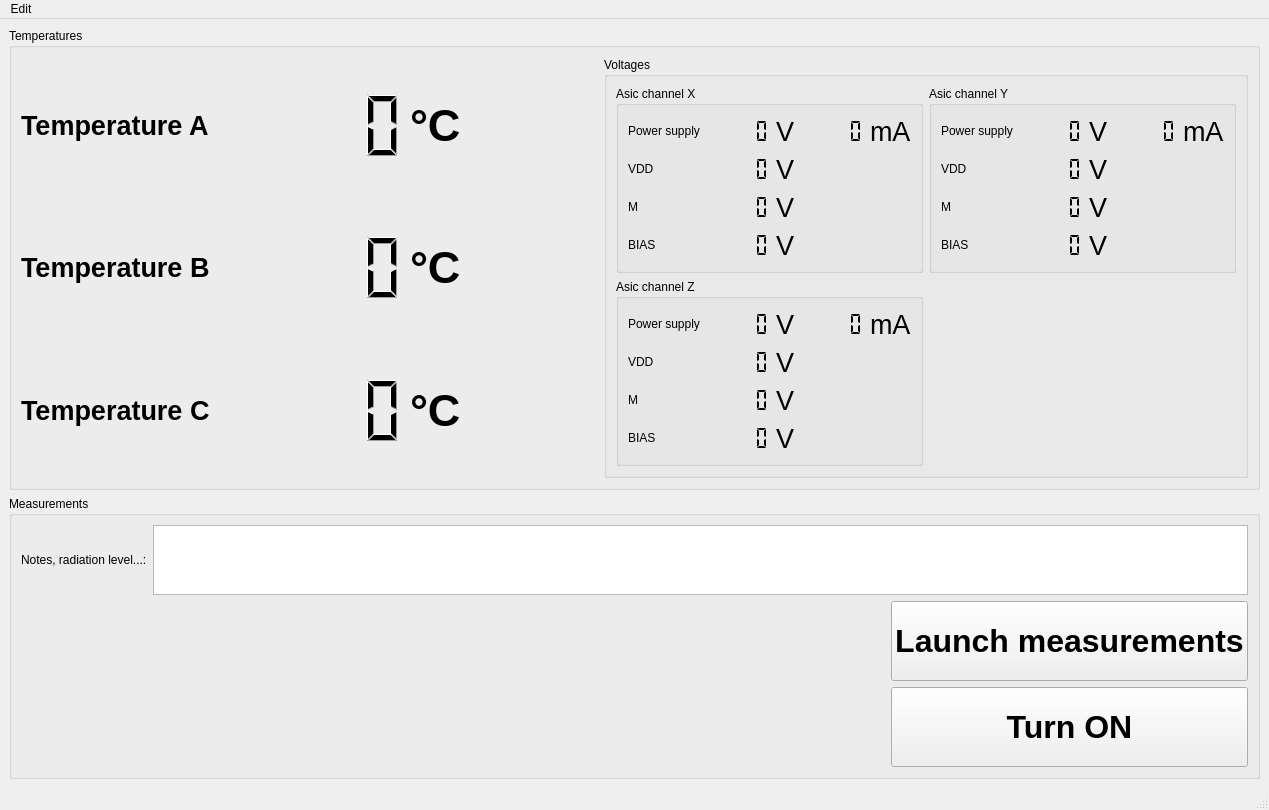
Above: designer/mainwindow.ui from NadjB/Juice_SCM_GSE before the change. Below: the same form after it.
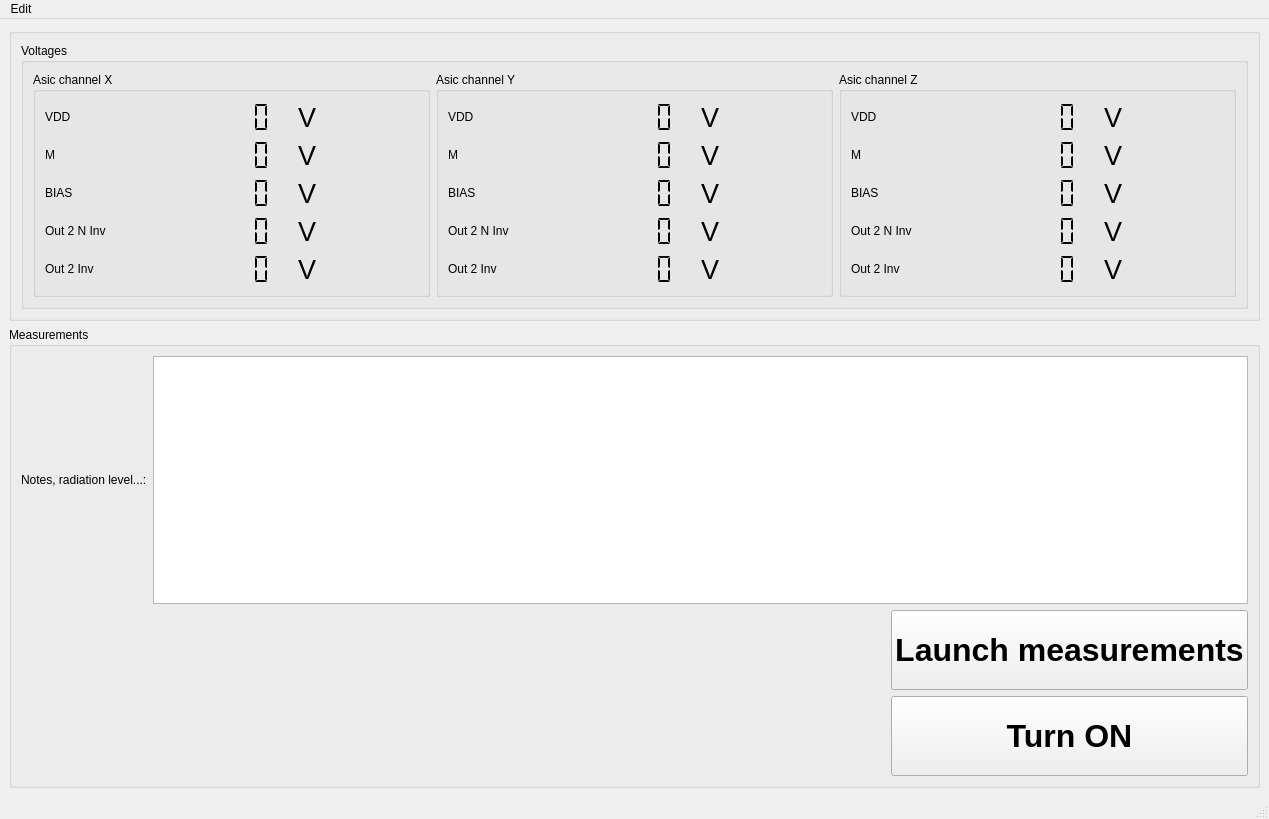
That is the form after the change. Icons and pictures are not drawn.

Commit message: UI modifications, removed temperature measurements and switched to 16 ADC inputs only

What changed in the file:
```diff
--- a/designer/mainwindow.ui
+++ b/designer/mainwindow.ui
@@ -7,11 +7,11 @@
     <x>0</x>
     <y>0</y>
     <width>1269</width>
-    <height>720</height>
+    <height>819</height>
    </rect>
   </property>
   <property name="windowTitle">
-   <string>Juice_SCM_GSE</string>
+   <string>Hello</string>
   </property>
   <property name="windowIcon">
    <iconset resource="resources.qrc">
@@ -22,129 +22,259 @@
     <item row="0" column="0">
      <widget class="QGroupBox" name="groupBox">
       <property name="title">
-       <string>Temperatures</string>
+       <string/>
       </property>
       <layout class="QGridLayout" name="gridLayout_2">
-       <item row="1" column="0">
-        <widget class="QLabel" name="label_2">
-         <property name="font">
-          <font>
-           <pointsize>20</pointsize>
-           <weight>75</weight>
-           <bold>true</bold>
-          </font>
-         </property>
-         <property name="text">
-          <string>Temperature B</string>
-         </property>
-        </widget>
-       </item>
-       <item row="0" column="1">
-        <widget class="QLCDNumber" name="tempA_LCD">
-         <property name="frameShape">
-          <enum>QFrame::NoFrame</enum>
-         </property>
-         <property name="smallDecimalPoint">
-          <bool>false</bool>
-         </property>
-        </widget>
-       </item>
-       <item row="2" column="0">
-        <widget class="QLabel" name="label_3">
-         <property name="font">
-          <font>
-           <pointsize>20</pointsize>
-           <weight>75</weight>
-           <bold>true</bold>
-          </font>
-         </property>
-         <property name="text">
-          <string>Temperature C</string>
-         </property>
-        </widget>
-       </item>
-       <item row="2" column="1">
-        <widget class="QLCDNumber" name="tempC_LCD">
-         <property name="frameShape">
-          <enum>QFrame::NoFrame</enum>
-         </property>
-        </widget>
-       </item>
-       <item row="2" column="2">
-        <widget class="QLabel" name="label_6">
-         <property name="font">
-          <font>
-           <pointsize>34</pointsize>
-           <weight>75</weight>
-           <bold>true</bold>
-          </font>
-         </property>
-         <property name="text">
-          <string>°C</string>
-         </property>
-        </widget>
-       </item>
-       <item row="0" column="2">
-        <widget class="QLabel" name="label_4">
-         <property name="font">
-          <font>
-           <pointsize>34</pointsize>
-           <weight>75</weight>
-           <bold>true</bold>
-          </font>
-         </property>
-         <property name="text">
-          <string>°C</string>
-         </property>
-        </widget>
-       </item>
-       <item row="1" column="2">
-        <widget class="QLabel" name="label_5">
-         <property name="font">
-          <font>
-           <pointsize>34</pointsize>
-           <weight>75</weight>
-           <bold>true</bold>
-          </font>
-         </property>
-         <property name="text">
-          <string>°C</string>
-         </property>
-        </widget>
-       </item>
-       <item row="0" column="0">
-        <widget class="QLabel" name="label">
-         <property name="font">
-          <font>
-           <pointsize>20</pointsize>
-           <weight>75</weight>
-           <bold>true</bold>
-          </font>
-         </property>
-         <property name="text">
-          <string>Temperature A</string>
-         </property>
-        </widget>
-       </item>
-       <item row="1" column="1">
-        <widget class="QLCDNumber" name="tempB_LCD">
-         <property name="frameShape">
-          <enum>QFrame::NoFrame</enum>
-         </property>
-        </widget>
-       </item>
-       <item row="0" column="3" rowspan="3">
+       <item row="0" column="0" rowspan="2">
         <widget class="QGroupBox" name="groupBox_3">
          <property name="title">
           <string>Voltages</string>
          </property>
          <layout class="QGridLayout" name="gridLayout_4">
+          <item row="0" column="2">
+           <widget class="QGroupBox" name="groupBox_4">
+            <property name="title">
+             <string>Asic channel Z</string>
+            </property>
+            <layout class="QGridLayout" name="gridLayout_5">
+             <item row="2" column="1">
+              <widget class="QLCDNumber" name="CHZ_M">
+               <property name="minimumSize">
+                <size>
+                 <width>0</width>
+                 <height>32</height>
+                </size>
+               </property>
+               <property name="frameShape">
+                <enum>QFrame::NoFrame</enum>
+               </property>
+               <property name="segmentStyle">
+                <enum>QLCDNumber::Flat</enum>
+               </property>
+              </widget>
+             </item>
+             <item row="5" column="1">
+              <widget class="QLCDNumber" name="CHZ_OUT2_INV">
+               <property name="minimumSize">
+                <size>
+                 <width>0</width>
+                 <height>32</height>
+                </size>
+               </property>
+               <property name="frameShape">
+                <enum>QFrame::NoFrame</enum>
+               </property>
+               <property name="segmentStyle">
+                <enum>QLCDNumber::Flat</enum>
+               </property>
+              </widget>
+             </item>
+             <item row="3" column="0">
+              <widget class="QLabel" name="label_8">
+               <property name="text">
+                <string>BIAS</string>
+               </property>
+              </widget>
+             </item>
+             <item row="1" column="2">
+              <widget class="QLabel" name="label_28">
+               <property name="font">
+                <font>
+                 <pointsize>20</pointsize>
+                 <weight>50</weight>
+                 <bold>false</bold>
+                </font>
+               </property>
+               <property name="text">
+                <string>V</string>
+               </property>
+              </widget>
+             </item>
+             <item row="1" column="0">
+              <widget class="QLabel" name="label_7">
+               <property name="text">
+                <string>VDD</string>
+               </property>
+              </widget>
+             </item>
+             <item row="5" column="2">
+              <widget class="QLabel" name="label_22">
+               <property name="font">
+                <font>
+                 <pointsize>20</pointsize>
+                 <weight>50</weight>
+                 <bold>false</bold>
+                </font>
+               </property>
+               <property name="text">
+                <string>V</string>
+               </property>
+              </widget>
+             </item>
+             <item row="2" column="0">
+              <widget class="QLabel" name="label_10">
+               <property name="text">
+                <string>M</string>
+               </property>
+              </widget>
+             </item>
+             <item row="5" column="0">
+              <widget class="QLabel" name="label">
+               <property name="text">
+                <string>Out 2 Inv</string>
+               </property>
+              </widget>
+             </item>
+             <item row="3" column="2">
+              <widget class="QLabel" name="label_30">
+               <property name="font">
+                <font>
+                 <pointsize>20</pointsize>
+                 <weight>50</weight>
+                 <bold>false</bold>
+                </font>
+               </property>
+               <property name="text">
+                <string>V</string>
+               </property>
+              </widget>
+             </item>
+             <item row="1" column="1">
+              <widget class="QLCDNumber" name="CHZ_VDD">
+               <property name="minimumSize">
+                <size>
+                 <width>0</width>
+                 <height>32</height>
+                </size>
+               </property>
+               <property name="frameShape">
+                <enum>QFrame::NoFrame</enum>
+               </property>
+               <property name="segmentStyle">
+                <enum>QLCDNumber::Flat</enum>
+               </property>
+              </widget>
+             </item>
+             <item row="2" column="2">
+              <widget class="QLabel" name="label_29">
+               <property name="font">
+                <font>
+                 <pointsize>20</pointsize>
+                 <weight>50</weight>
+                 <bold>false</bold>
+                </font>
+               </property>
+               <property name="text">
+                <string>V</string>
+               </property>
+              </widget>
+             </item>
+             <item row="3" column="1">
+              <widget class="QLCDNumber" name="CHZ_BIAS">
+               <property name="minimumSize">
+                <size>
+                 <width>0</width>
+                 <height>32</height>
+                </size>
+               </property>
+               <property name="frameShape">
+                <enum>QFrame::NoFrame</enum>
+               </property>
+               <property name="segmentStyle">
+                <enum>QLCDNumber::Flat</enum>
+               </property>
+              </widget>
+             </item>
+             <item row="4" column="0">
+              <widget class="QLabel" name="label_9">
+               <property name="text">
+                <string>Out 2 N Inv</string>
+               </property>
+              </widget>
+             </item>
+             <item row="4" column="1">
+              <widget class="QLCDNumber" name="CHZ_OUT2_NINV">
+               <property name="minimumSize">
+                <size>
+                 <width>0</width>
+                 <height>32</height>
+                </size>
+               </property>
+               <property name="frameShape">
+                <enum>QFrame::NoFrame</enum>
+               </property>
+               <property name="segmentStyle">
+                <enum>QLCDNumber::Flat</enum>
+               </property>
+              </widget>
+             </item>
+             <item row="4" column="2">
+              <widget class="QLabel" name="label_21">
+               <property name="font">
+                <font>
+                 <pointsize>20</pointsize>
+                 <weight>50</weight>
+                 <bold>false</bold>
+                </font>
+               </property>
+               <property name="text">
+                <string>V</string>
+               </property>
+              </widget>
+             </item>
+            </layout>
+           </widget>
+          </item>
           <item row="0" column="0">
            <widget class="QGroupBox" name="groupBox_6">
             <property name="title">
              <string>Asic channel X</string>
             </property>
             <layout class="QGridLayout" name="gridLayout_7">
+             <item row="2" column="0">
+              <widget class="QLabel" name="label_17">
+               <property name="text">
+                <string>M</string>
+               </property>
+              </widget>
+             </item>
+             <item row="2" column="1">
+              <widget class="QLCDNumber" name="CHX_M">
+               <property name="minimumSize">
+                <size>
+                 <width>0</width>
+                 <height>32</height>
+                </size>
+               </property>
+               <property name="frameShape">
+                <enum>QFrame::NoFrame</enum>
+               </property>
+               <property name="segmentStyle">
+                <enum>QLCDNumber::Flat</enum>
+               </property>
+              </widget>
+             </item>
+             <item row="3" column="2">
+              <widget class="QLabel" name="label_27">
+               <property name="font">
+                <font>
+                 <pointsize>20</pointsize>
+                 <weight>50</weight>
+                 <bold>false</bold>
+                </font>
+               </property>
+               <property name="text">
+                <string>V</string>
+               </property>
+              </widget>
+             </item>
+             <item row="1" column="0">
+              <widget class="QLabel" name="label_18">
+               <property name="text">
+                <string>VDD</string>
+               </property>
+              </widget>
+             </item>
              <item row="3" column="0">
               <widget class="QLabel" name="label_16">
                <property name="text">
@@ -152,6 +282,20 @@
                </property>
               </widget>
              </item>
+             <item row="2" column="2">
+              <widget class="QLabel" name="label_26">
+               <property name="font">
+                <font>
+                 <pointsize>20</pointsize>
+                 <weight>50</weight>
+                 <bold>false</bold>
+                </font>
+               </property>
+               <property name="text">
+                <string>V</string>
+               </property>
+              </widget>
+             </item>
              <item row="1" column="1">
               <widget class="QLCDNumber" name="CHX_VDD">
                <property name="minimumSize">
@@ -168,37 +312,55 @@
                </property>
               </widget>
              </item>
-             <item row="1" column="0">
-              <widget class="QLabel" name="label_18">
+             <item row="5" column="2">
+              <widget class="QLabel" name="label_35">
+               <property name="font">
+                <font>
+                 <pointsize>20</pointsize>
+                </font>
+               </property>
                <property name="text">
-                <string>VDD</string>
+                <string>V</string>
                </property>
               </widget>
              </item>
-             <item row="0" column="0">
+             <item row="3" column="1">
+              <widget class="QLCDNumber" name="CHX_BIAS">
+               <property name="minimumSize">
+                <size>
+                 <width>0</width>
+                 <height>32</height>
+                </size>
+               </property>
+               <property name="frameShape">
+                <enum>QFrame::NoFrame</enum>
+               </property>
+               <property name="segmentStyle">
+                <enum>QLCDNumber::Flat</enum>
+               </property>
+              </widget>
+             </item>
+             <item row="5" column="1">
+              <widget class="QLCDNumber" name="CHX_OUT2_INV">
+               <property name="enabled">
+                <bool>true</bool>
+               </property>
+               <property name="frameShape">
+                <enum>QFrame::NoFrame</enum>
+               </property>
+               <property name="segmentStyle">
+                <enum>QLCDNumber::Flat</enum>
+               </property>
+              </widget>
+             </item>
+             <item row="4" column="0">
               <widget class="QLabel" name="label_15">
                <property name="text">
-                <string>Power supply</string>
+                <string>Out 2 N Inv</string>
                </property>
               </widget>
              </item>
-             <item row="2" column="1">
-              <widget class="QLCDNumber" name="CHX_M">
-               <property name="minimumSize">
-                <size>
-                 <width>0</width>
-                 <height>32</height>
-                </size>
-               </property>
-               <property name="frameShape">
-                <enum>QFrame::NoFrame</enum>
-               </property>
-               <property name="segmentStyle">
-                <enum>QLCDNumber::Flat</enum>
-               </property>
-              </widget>
-             </item>
-             <item row="0" column="2">
+             <item row="4" column="2">
               <widget class="QLabel" name="label_19">
                <property name="font">
                 <font>
@@ -212,34 +374,15 @@
                </property>
               </widget>
              </item>
-             <item row="3" column="1">
-              <widget class="QLCDNumber" name="CHX_BIAS">
-               <property name="minimumSize">
-                <size>
-                 <width>0</width>
-                 <height>32</height>
-                </size>
+             <item row="5" column="0">
+              <widget class="QLabel" name="label_34">
+               <property name="text">
+                <string>Out 2 Inv</string>
                </property>
-               <property name="frameShape">
-                <enum>QFrame::NoFrame</enum>
-               </property>
-               <property name="segmentStyle">
-                <enum>QLCDNumber::Flat</enum>
-               </property>
               </widget>
              </item>
-             <item row="0" column="3">
-              <widget class="QLCDNumber" name="CHX_PW_I">
-               <property name="frameShape">
-                <enum>QFrame::NoFrame</enum>
-               </property>
-               <property name="segmentStyle">
-                <enum>QLCDNumber::Flat</enum>
-               </property>
-              </widget>
-             </item>
-             <item row="0" column="1">
-              <widget class="QLCDNumber" name="CHX_PW_V">
+             <item row="4" column="1">
+              <widget class="QLCDNumber" name="CHX_OUT2_NINV">
                <property name="minimumSize">
                 <size>
                  <width>0</width>
@@ -260,27 +403,6 @@
                </property>
               </widget>
              </item>
-             <item row="2" column="0">
-              <widget class="QLabel" name="label_17">
-               <property name="text">
-                <string>M</string>
-               </property>
-              </widget>
-             </item>
-             <item row="0" column="4">
-              <widget class="QLabel" name="label_20">
-               <property name="font">
-                <font>
-                 <pointsize>20</pointsize>
-                 <weight>50</weight>
-                 <bold>false</bold>
-                </font>
-               </property>
-               <property name="text">
-                <string>mA</string>
-               </property>
-              </widget>
-             </item>
              <item row="1" column="2">
               <widget class="QLabel" name="label_25">
                <property name="font">
@@ -295,45 +417,17 @@
                </property>
               </widget>
              </item>
-             <item row="2" column="2">
-              <widget class="QLabel" name="label_26">
-               <property name="font">
-                <font>
-                 <pointsize>20</pointsize>
-                 <weight>50</weight>
-                 <bold>false</bold>
-                </font>
-               </property>
-               <property name="text">
-                <string>V</string>
-               </property>
-              </widget>
-             </item>
-             <item row="3" column="2">
-              <widget class="QLabel" name="label_27">
-               <property name="font">
-                <font>
-                 <pointsize>20</pointsize>
-                 <weight>50</weight>
-                 <bold>false</bold>
-                </font>
-               </property>
-               <property name="text">
-                <string>V</string>
-               </property>
-              </widget>
-             </item>
             </layout>
            </widget>
           </item>
-          <item row="0" column="1" colspan="2">
+          <item row="0" column="1">
            <widget class="QGroupBox" name="groupBox_5">
             <property name="title">
              <string>Asic channel Y</string>
             </property>
             <layout class="QGridLayout" name="gridLayout_6">
-             <item row="0" column="1">
-              <widget class="QLCDNumber" name="CHY_PW_V">
+             <item row="4" column="1">
+              <widget class="QLCDNumber" name="CHY_OUT2_NINV">
                <property name="minimumSize">
                 <size>
                  <width>0</width>
@@ -348,41 +442,29 @@
                </property>
               </widget>
              </item>
-             <item row="0" column="3">
-              <widget class="QLCDNumber" name="CHY_PW_I">
-               <property name="frameShape">
-                <enum>QFrame::NoFrame</enum>
+             <item row="0" column="2">
+              <widget class="QLabel" name="label_31">
+               <property name="font">
+                <font>
+                 <pointsize>20</pointsize>
+                 <weight>50</weight>
+                 <bold>false</bold>
+                </font>
                </property>
-               <property name="segmentStyle">
-                <enum>QLCDNumber::Flat</enum>
+               <property name="text">
+                <string>V</string>
                </property>
               </widget>
              </item>
-             <item row="1" column="0">
+             <item row="0" column="0">
               <widget class="QLabel" name="label_14">
                <property name="text">
                 <string>VDD</string>
                </property>
               </widget>
              </item>
-             <item row="3" column="1">
-              <widget class="QLCDNumber" name="CHY_BIAS">
-               <property name="minimumSize">
-                <size>
-                 <width>0</width>
-                 <height>32</height>
-                </size>
-               </property>
-               <property name="frameShape">
-                <enum>QFrame::NoFrame</enum>
-               </property>
-               <property name="segmentStyle">
-                <enum>QLCDNumber::Flat</enum>
-               </property>
-              </widget>
-             </item>
-             <item row="0" column="2">
-              <widget class="QLabel" name="label_23">
+             <item row="1" column="2">
+              <widget class="QLabel" name="label_32">
                <property name="font">
                 <font>
                  <pointsize>20</pointsize>
@@ -396,43 +478,41 @@
               </widget>
              </item>
              <item row="2" column="0">
-              <widget class="QLabel" name="label_13">
-               <property name="text">
-                <string>M</string>
-               </property>
-              </widget>
-             </item>
-             <item row="3" column="0">
               <widget class="QLabel" name="label_12">
                <property name="text">
                 <string>BIAS</string>
                </property>
               </widget>
              </item>
-             <item row="0" column="0">
-              <widget class="QLabel" name="label_11">
+             <item row="4" column="2">
+              <widget class="QLabel" name="label_23">
+               <property name="font">
+                <font>
+                 <pointsize>20</pointsize>
+                 <weight>50</weight>
+                 <bold>false</bold>
+                </font>
+               </property>
                <property name="text">
-                <string>Power supply</string>
+                <string>V</string>
                </property>
               </widget>
              </item>
-             <item row="2" column="1">
-              <widget class="QLCDNumber" name="CHY_M">
-               <property name="minimumSize">
-                <size>
-                 <width>0</width>
-                 <height>32</height>
-                </size>
+             <item row="2" column="2">
+              <widget class="QLabel" name="label_33">
+               <property name="font">
+                <font>
+                 <pointsize>20</pointsize>
+                 <weight>50</weight>
+                 <bold>false</bold>
+                </font>
                </property>
-               <property name="frameShape">
-                <enum>QFrame::NoFrame</enum>
+               <property name="text">
+                <string>V</string>
                </property>
-               <property name="segmentStyle">
-                <enum>QLCDNumber::Flat</enum>
-               </property>
               </widget>
              </item>
-             <item row="1" column="1">
+             <item row="0" column="1">
               <widget class="QLCDNumber" name="CHY_VDD">
                <property name="minimumSize">
                 <size>
@@ -448,7 +528,14 @@
                </property>
               </widget>
              </item>
-             <item row="0" column="4">
+             <item row="5" column="0">
+              <widget class="QLabel" name="label_20">
+               <property name="text">
+                <string>Out 2 Inv</string>
+               </property>
+              </widget>
+             </item>
+             <item row="5" column="2">
               <widget class="QLabel" name="label_24">
                <property name="font">
                 <font>
@@ -458,116 +545,12 @@
                 </font>
                </property>
                <property name="text">
-                <string>mA</string>
-               </property>
-              </widget>
-             </item>
-             <item row="1" column="2">
-              <widget class="QLabel" name="label_31">
-               <property name="font">
-                <font>
-                 <pointsize>20</pointsize>
-                 <weight>50</weight>
-                 <bold>false</bold>
-                </font>
-               </property>
-               <property name="text">
                 <string>V</string>
-               </property>
-              </widget>
-             </item>
-             <item row="2" column="2">
-              <widget class="QLabel" name="label_32">
-               <property name="font">
-                <font>
-                 <pointsize>20</pointsize>
-                 <weight>50</weight>
-                 <bold>false</bold>
-                </font>
-               </property>
-               <property name="text">
-                <string>V</string>
-               </property>
-              </widget>
-             </item>
-             <item row="3" column="2">
-              <widget class="QLabel" name="label_33">
-               <property name="font">
-                <font>
-                 <pointsize>20</pointsize>
-                 <weight>50</weight>
-                 <bold>false</bold>
-                </font>
-               </property>
-               <property name="text">
-                <string>V</string>
-               </property>
-              </widget>
-             </item>
-            </layout>
-           </widget>
-          </item>
-          <item row="1" column="0" rowspan="2">
-           <widget class="QGroupBox" name="groupBox_4">
-            <property name="title">
-             <string>Asic channel Z</string>
-            </property>
-            <layout class="QGridLayout" name="gridLayout_5">
-             <item row="2" column="0">
-              <widget class="QLabel" name="label_10">
-               <property name="text">
-                <string>M</string>
-               </property>
-              </widget>
-             </item>
-             <item row="3" column="1">
-              <widget class="QLCDNumber" name="CHZ_BIAS">
-               <property name="minimumSize">
-                <size>
-                 <width>0</width>
-                 <height>32</height>
-                </size>
-               </property>
-               <property name="frameShape">
-                <enum>QFrame::NoFrame</enum>
-               </property>
-               <property name="segmentStyle">
-                <enum>QLCDNumber::Flat</enum>
-               </property>
-              </widget>
-             </item>
-             <item row="0" column="2">
-              <widget class="QLabel" name="label_21">
-               <property name="font">
-                <font>
-                 <pointsize>20</pointsize>
-                 <weight>50</weight>
-                 <bold>false</bold>
-                </font>
-               </property>
-               <property name="text">
-                <string>V</string>
-               </property>
-              </widget>
-             </item>
-             <item row="2" column="1">
-              <widget class="QLCDNumber" name="CHZ_M">
-               <property name="minimumSize">
-                <size>
-                 <width>0</width>
-                 <height>32</height>
-                </size>
-               </property>
-               <property name="frameShape">
-                <enum>QFrame::NoFrame</enum>
-               </property>
-               <property name="segmentStyle">
-                <enum>QLCDNumber::Flat</enum>
                </property>
               </widget>
              </item>
              <item row="1" column="1">
-              <widget class="QLCDNumber" name="CHZ_VDD">
+              <widget class="QLCDNumber" name="CHY_M">
                <property name="minimumSize">
                 <size>
                  <width>0</width>
@@ -582,21 +565,22 @@
                </property>
               </widget>
              </item>
+             <item row="4" column="0">
+              <widget class="QLabel" name="label_11">
+               <property name="text">
+                <string>Out 2 N Inv</string>
+               </property>
+              </widget>
+             </item>
              <item row="1" column="0">
-              <widget class="QLabel" name="label_7">
+              <widget class="QLabel" name="label_13">
                <property name="text">
-                <string>VDD</string>
+                <string>M</string>
                </property>
               </widget>
              </item>
-             <item row="0" column="1">
-              <widget class="QLCDNumber" name="CHZ_PW_V">
-               <property name="minimumSize">
-                <size>
-                 <width>0</width>
-                 <height>32</height>
-                </size>
-               </property>
+             <item row="5" column="1">
+              <widget class="QLCDNumber" name="CHY_OUT2_INV">
                <property name="frameShape">
                 <enum>QFrame::NoFrame</enum>
                </property>
@@ -605,8 +589,8 @@
                </property>
               </widget>
              </item>
-             <item row="0" column="3">
-              <widget class="QLCDNumber" name="CHZ_PW_I">
+             <item row="2" column="1">
+              <widget class="QLCDNumber" name="CHY_BIAS">
                <property name="minimumSize">
                 <size>
                  <width>0</width>
@@ -621,76 +605,6 @@
                </property>
               </widget>
              </item>
-             <item row="0" column="0">
-              <widget class="QLabel" name="label_9">
-               <property name="text">
-                <string>Power supply</string>
-               </property>
-              </widget>
-             </item>
-             <item row="3" column="0">
-              <widget class="QLabel" name="label_8">
-               <property name="text">
-                <string>BIAS</string>
-               </property>
-              </widget>
-             </item>
-             <item row="0" column="4">
-              <widget class="QLabel" name="label_22">
-               <property name="font">
-                <font>
-                 <pointsize>20</pointsize>
-                 <weight>50</weight>
-                 <bold>false</bold>
-                </font>
-               </property>
-               <property name="text">
-                <string>mA</string>
-               </property>
-              </widget>
-             </item>
-             <item row="1" column="2">
-              <widget class="QLabel" name="label_28">
-               <property name="font">
-                <font>
-                 <pointsize>20</pointsize>
-                 <weight>50</weight>
-                 <bold>false</bold>
-                </font>
-               </property>
-               <property name="text">
-                <string>V</string>
-               </property>
-              </widget>
-             </item>
-             <item row="2" column="2">
-              <widget class="QLabel" name="label_29">
-               <property name="font">
-                <font>
-                 <pointsize>20</pointsize>
-                 <weight>50</weight>
-                 <bold>false</bold>
-                </font>
-               </property>
-               <property name="text">
-                <string>V</string>
-               </property>
-              </widget>
-             </item>
-             <item row="3" column="2">
-              <widget class="QLabel" name="label_30">
-               <property name="font">
-                <font>
-                 <pointsize>20</pointsize>
-                 <weight>50</weight>
-                 <bold>false</bold>
-                </font>
-               </property>
-               <property name="text">
-                <string>V</string>
-               </property>
-              </widget>
-             </item>
             </layout>
            </widget>
           </item>
@@ -726,6 +640,26 @@
          </property>
         </widget>
        </item>
+       <item row="2" column="3">
+        <widget class="QPushButton" name="power_button">
+         <property name="minimumSize">
+          <size>
+           <width>0</width>
+           <height>80</height>
+          </size>
+         </property>
+         <property name="font">
+          <font>
+           <pointsize>24</pointsize>
+           <weight>75</weight>
+           <bold>true</bold>
+          </font>
+         </property>
+         <property name="text">
+          <string>Turn ON</string>
+         </property>
+        </widget>
+       </item>
        <item row="1" column="2">
         <spacer name="horizontalSpacer">
          <property name="orientation">
@@ -739,36 +673,16 @@
          </property>
         </spacer>
        </item>
-       <item row="0" column="0">
-        <widget class="QLabel" name="notes_label">
-         <property name="text">
-          <string>Notes, radiation level...:</string>
-         </property>
-        </widget>
-       </item>
-       <item row="2" column="3">
-        <widget class="QPushButton" name="power_button">
-         <property name="minimumSize">
-          <size>
-           <width>0</width>
-           <height>80</height>
-          </size>
-         </property>
-         <property name="font">
-          <font>
-           <pointsize>24</pointsize>
-           <weight>75</weight>
-           <bold>true</bold>
-          </font>
-         </property>
-         <property name="text">
-          <string>Turn ON</string>
-         </property>
-        </widget>
-       </item>
        <item row="0" column="1" colspan="3">
         <widget class="QTextEdit" name="notes"/>
        </item>
+       <item row="0" column="0">
+        <widget class="QLabel" name="notes_label">
+         <property name="text">
+          <string>Notes, radiation level...:</string>
+         </property>
+        </widget>
+       </item>
       </layout>
      </widget>
     </item>
@@ -780,7 +694,7 @@
      <x>0</x>
      <y>0</y>
      <width>1269</width>
-     <height>27</height>
+     <height>29</height>
     </rect>
    </property>
    <widget class="QMenu" name="menuSettings">
```
The commit also changes 6 other files.
